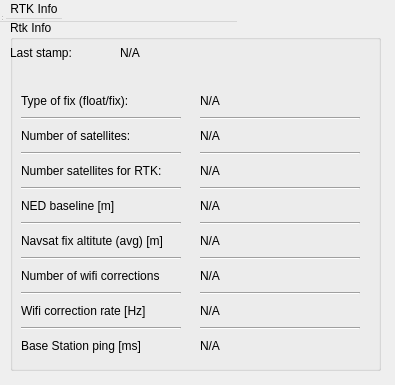
Before: the Qt Designer form rqt_gps_rtk_plugin/resource/gps_rtk_plugin.ui in ethz-asl/mav_rtk_gps, drawn with Qt 5.
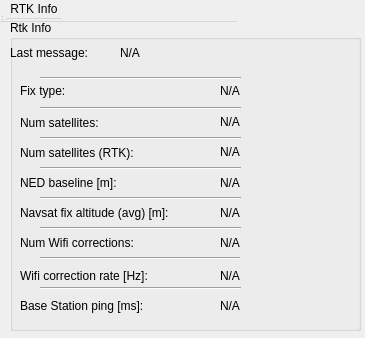
After: the same form once the commit is applied.

Diff of the .ui file:
```diff
--- a/rqt_gps_rtk_plugin/resource/gps_rtk_plugin.ui
+++ b/rqt_gps_rtk_plugin/resource/gps_rtk_plugin.ui
@@ -6,10 +6,16 @@
    <rect>
     <x>0</x>
     <y>0</y>
-    <width>395</width>
-    <height>385</height>
+    <width>365</width>
+    <height>338</height>
    </rect>
   </property>
+  <property name="minimumSize">
+   <size>
+    <width>365</width>
+    <height>338</height>
+   </size>
+  </property>
   <property name="windowTitle">
    <string>GpsRtkInfo</string>
   </property>
@@ -54,395 +60,24 @@
     <rect>
      <x>10</x>
      <y>20</y>
-     <width>371</width>
-     <height>351</height>
+     <width>351</width>
+     <height>311</height>
     </rect>
    </property>
    <property name="title">
     <string>Rtk Info</string>
    </property>
-   <widget class="QWidget" name="gridLayoutWidget">
-    <property name="geometry">
-     <rect>
-      <x>0</x>
-      <y>60</y>
-      <width>361</width>
-      <height>283</height>
-     </rect>
-    </property>
-    <layout class="QGridLayout" name="gridLayout">
-     <item row="3" column="0">
-      <widget class="Line" name="line_4">
-       <property name="orientation">
-        <enum>Qt::Horizontal</enum>
-       </property>
-      </widget>
-     </item>
-     <item row="1" column="2">
-      <widget class="Line" name="line_2">
-       <property name="orientation">
-        <enum>Qt::Horizontal</enum>
-       </property>
-      </widget>
-     </item>
-     <item row="12" column="1">
-      <spacer name="horizontalSpacer_8">
-       <property name="orientation">
-        <enum>Qt::Horizontal</enum>
-       </property>
-       <property name="sizeType">
-        <enum>QSizePolicy::Fixed</enum>
-       </property>
-       <property name="sizeHint" stdset="0">
-        <size>
-         <width>13</width>
-         <height>22</height>
-        </size>
-       </property>
-      </spacer>
-     </item>
-     <item row="5" column="2">
-      <widget class="Line" name="line_5">
-       <property name="orientation">
-        <enum>Qt::Horizontal</enum>
-       </property>
-      </widget>
-     </item>
-     <item row="3" column="2">
-      <widget class="Line" name="line_3">
-       <property name="orientation">
-        <enum>Qt::Horizontal</enum>
-       </property>
-      </widget>
-     </item>
-     <item row="6" column="1">
-      <spacer name="horizontalSpacer_5">
-       <property name="orientation">
-        <enum>Qt::Horizontal</enum>
-       </property>
-       <property name="sizeType">
-        <enum>QSizePolicy::Fixed</enum>
-       </property>
-       <property name="sizeHint" stdset="0">
-        <size>
-         <width>13</width>
-         <height>22</height>
-        </size>
-       </property>
-      </spacer>
-     </item>
-     <item row="7" column="2">
-      <widget class="Line" name="line_9">
-       <property name="orientation">
-        <enum>Qt::Horizontal</enum>
-       </property>
-      </widget>
-     </item>
-     <item row="9" column="2">
-      <widget class="Line" name="line_6">
-       <property name="orientation">
-        <enum>Qt::Horizontal</enum>
-       </property>
-      </widget>
-     </item>
-     <item row="11" column="2">
-      <widget class="Line" name="line_7">
-       <property name="orientation">
-        <enum>Qt::Horizontal</enum>
-       </property>
-      </widget>
-     </item>
-     <item row="10" column="1">
-      <spacer name="horizontalSpacer_7">
-       <property name="orientation">
-        <enum>Qt::Horizontal</enum>
-       </property>
-       <property name="sizeType">
-        <enum>QSizePolicy::Fixed</enum>
-       </property>
-       <property name="sizeHint" stdset="0">
-        <size>
-         <width>13</width>
-         <height>22</height>
-        </size>
-       </property>
-      </spacer>
-     </item>
-     <item row="8" column="0">
-      <widget class="QLabel" name="label_navsatFixAlt_description">
-       <property name="text">
-        <string>Navsat fix altitute (avg) [m]</string>
-       </property>
-      </widget>
-     </item>
-     <item row="12" column="2">
-      <widget class="QLabel" name="label_rateWifiCorrections">
-       <property name="text">
-        <string>N/A</string>
-       </property>
-      </widget>
-     </item>
-     <item row="8" column="2">
-      <widget class="QLabel" name="label_navsatFixAlt">
-       <property name="text">
-        <string>N/A</string>
-       </property>
-      </widget>
-     </item>
-     <item row="8" column="1">
-      <spacer name="horizontalSpacer_6">
-       <property name="orientation">
-        <enum>Qt::Horizontal</enum>
-       </property>
-       <property name="sizeType">
-        <enum>QSizePolicy::Fixed</enum>
-       </property>
-       <property name="sizeHint" stdset="0">
-        <size>
-         <width>13</width>
-         <height>22</height>
-        </size>
-       </property>
-      </spacer>
-     </item>
-     <item row="14" column="2">
-      <widget class="QLabel" name="label_pingBaseStation">
-       <property name="text">
-        <string>N/A</string>
-       </property>
-      </widget>
-     </item>
-     <item row="6" column="0">
-      <widget class="QLabel" name="label_baseline_description">
-       <property name="text">
-        <string>NED baseline [m]</string>
-       </property>
-      </widget>
-     </item>
-     <item row="1" column="0">
-      <widget class="Line" name="line">
-       <property name="orientation">
-        <enum>Qt::Horizontal</enum>
-       </property>
-      </widget>
-     </item>
-     <item row="4" column="0">
-      <widget class="QLabel" name="label_numRtkSatellites_description">
-       <property name="text">
-        <string>Number satellites for RTK:</string>
-       </property>
-      </widget>
-     </item>
-     <item row="4" column="1">
-      <spacer name="horizontalSpacer_4">
-       <property name="orientation">
-        <enum>Qt::Horizontal</enum>
-       </property>
-       <property name="sizeType">
-        <enum>QSizePolicy::Fixed</enum>
-       </property>
-       <property name="sizeHint" stdset="0">
-        <size>
-         <width>13</width>
-         <height>22</height>
-        </size>
-       </property>
-      </spacer>
-     </item>
-     <item row="0" column="1">
-      <spacer name="horizontalSpacer_2">
-       <property name="orientation">
-        <enum>Qt::Horizontal</enum>
-       </property>
-       <property name="sizeType">
-        <enum>QSizePolicy::Fixed</enum>
-       </property>
-       <property name="sizeHint" stdset="0">
-        <size>
-         <width>13</width>
-         <height>22</height>
-        </size>
-       </property>
-      </spacer>
-     </item>
-     <item row="10" column="2">
-      <widget class="QLabel" name="label_numWifiCorrections">
-       <property name="text">
-        <string>N/A</string>
-       </property>
-      </widget>
-     </item>
-     <item row="2" column="0">
-      <widget class="QLabel" name="label_numSatellites_description">
-       <property name="text">
-        <string>Number of satellites:</string>
-       </property>
-      </widget>
-     </item>
-     <item row="14" column="0">
-      <widget class="QLabel" name="label_pingBaseStation_description">
-       <property name="text">
-        <string>Base Station ping [ms]</string>
-       </property>
-      </widget>
-     </item>
-     <item row="2" column="1">
-      <spacer name="horizontalSpacer_3">
-       <property name="orientation">
-        <enum>Qt::Horizontal</enum>
-       </property>
-       <property name="sizeType">
-        <enum>QSizePolicy::Fixed</enum>
-       </property>
-       <property name="sizeHint" stdset="0">
-        <size>
-         <width>13</width>
-         <height>22</height>
-        </size>
-       </property>
-      </spacer>
-     </item>
-     <item row="6" column="2">
-      <widget class="QLabel" name="label_baseline">
-       <property name="text">
-        <string>N/A</string>
-       </property>
-      </widget>
-     </item>
-     <item row="0" column="0">
-      <widget class="QLabel" name="label_fixType_description">
-       <property name="text">
-        <string>Type of fix (float/fix):</string>
-       </property>
-      </widget>
-     </item>
-     <item row="2" column="2">
-      <widget class="QLabel" name="label_numSatellites">
-       <property name="text">
-        <string>N/A</string>
-       </property>
-      </widget>
-     </item>
-     <item row="10" column="0">
-      <widget class="QLabel" name="label_numWifiCorrections_description">
-       <property name="text">
-        <string>Number of wifi corrections</string>
-       </property>
-      </widget>
-     </item>
-     <item row="0" column="2">
-      <widget class="QLabel" name="label_fixType">
-       <property name="styleSheet">
-        <string notr="true"/>
-       </property>
-       <property name="text">
-        <string>N/A</string>
-       </property>
-      </widget>
-     </item>
-     <item row="12" column="0">
-      <widget class="QLabel" name="label_rateWifiCorrections_description">
-       <property name="text">
-        <string>Wifi correction rate [Hz]</string>
-       </property>
-      </widget>
-     </item>
-     <item row="14" column="1">
-      <spacer name="horizontalSpacer_9">
-       <property name="orientation">
-        <enum>Qt::Horizontal</enum>
-       </property>
-       <property name="sizeType">
-        <enum>QSizePolicy::Fixed</enum>
-       </property>
-       <property name="sizeHint" stdset="0">
-        <size>
-         <width>13</width>
-         <height>22</height>
-        </size>
-       </property>
-      </spacer>
-     </item>
-     <item row="13" column="2">
-      <widget class="Line" name="line_17">
-       <property name="orientation">
-        <enum>Qt::Horizontal</enum>
-       </property>
-      </widget>
-     </item>
-     <item row="13" column="0">
-      <widget class="Line" name="line_10">
-       <property name="orientation">
-        <enum>Qt::Horizontal</enum>
-       </property>
-      </widget>
-     </item>
-     <item row="7" column="0">
-      <widget class="Line" name="line_14">
-       <property name="orientation">
-        <enum>Qt::Horizontal</enum>
-       </property>
-      </widget>
-     </item>
-     <item row="9" column="0">
-      <widget class="Line" name="line_13">
-       <property name="orientation">
-        <enum>Qt::Horizontal</enum>
-       </property>
-      </widget>
-     </item>
-     <item row="11" column="0">
-      <widget class="Line" name="line_8">
-       <property name="orientation">
-        <enum>Qt::Horizontal</enum>
-       </property>
-      </widget>
-     </item>
-     <item row="5" column="0">
-      <widget class="Line" name="line_11">
-       <property name="orientation">
-        <enum>Qt::Horizontal</enum>
-       </property>
-      </widget>
-     </item>
-     <item row="4" column="2">
-      <layout class="QHBoxLayout" name="horizontalLayout">
-       <item>
-        <widget class="QLabel" name="label_numRtkSatellites">
-         <property name="text">
-          <string>N/A</string>
-         </property>
-        </widget>
-       </item>
-       <item>
-        <widget class="QLabel" name="label_dummy">
-         <property name="text">
-          <string/>
-         </property>
-        </widget>
-       </item>
-       <item>
-        <widget class="QLabel" name="label_numRtkSatellites_indicator">
-         <property name="text">
-          <string/>
-         </property>
-        </widget>
-       </item>
-      </layout>
-     </item>
-    </layout>
-   </widget>
    <widget class="QLabel" name="label_nodeStatus_description">
     <property name="geometry">
      <rect>
       <x>0</x>
       <y>20</y>
-      <width>121</width>
+      <width>101</width>
       <height>25</height>
      </rect>
     </property>
     <property name="text">
-     <string>Last stamp:</string>
+     <string>Last message:</string>
     </property>
    </widget>
    <widget class="QLabel" name="label_nodeStatus">
@@ -461,6 +96,365 @@
      <string>N/A</string>
     </property>
    </widget>
+   <widget class="QLabel" name="label_fixType_description">
+    <property name="geometry">
+     <rect>
+      <x>10</x>
+      <y>60</y>
+      <width>61</width>
+      <height>22</height>
+     </rect>
+    </property>
+    <property name="sizePolicy">
+     <sizepolicy hsizetype="Fixed" vsizetype="Preferred">
+      <horstretch>0</horstretch>
+      <verstretch>0</verstretch>
+     </sizepolicy>
+    </property>
+    <property name="text">
+     <string>Fix type:</string>
+    </property>
+   </widget>
+   <widget class="QLabel" name="label_fixType">
+    <property name="geometry">
+     <rect>
+      <x>210</x>
+      <y>60</y>
+      <width>51</width>
+      <height>22</height>
+     </rect>
+    </property>
+    <property name="sizePolicy">
+     <sizepolicy hsizetype="Fixed" vsizetype="Preferred">
+      <horstretch>0</horstretch>
+      <verstretch>0</verstretch>
+     </sizepolicy>
+    </property>
+    <property name="styleSheet">
+     <string notr="true"/>
+    </property>
+    <property name="text">
+     <string>N/A</string>
+    </property>
+   </widget>
+   <widget class="QLabel" name="label_numSatellites_description">
+    <property name="geometry">
+     <rect>
+      <x>10</x>
+      <y>90</y>
+      <width>101</width>
+      <height>26</height>
+     </rect>
+    </property>
+    <property name="text">
+     <string>Num satellites:</string>
+    </property>
+   </widget>
+   <widget class="QLabel" name="label_numSatellites">
+    <property name="geometry">
+     <rect>
+      <x>210</x>
+      <y>90</y>
+      <width>51</width>
+      <height>24</height>
+     </rect>
+    </property>
+    <property name="text">
+     <string>N/A</string>
+    </property>
+   </widget>
+   <widget class="QLabel" name="label_numRtkSatellites_description">
+    <property name="geometry">
+     <rect>
+      <x>10</x>
+      <y>120</y>
+      <width>151</width>
+      <height>26</height>
+     </rect>
+    </property>
+    <property name="text">
+     <string>Num satellites (RTK):</string>
+    </property>
+   </widget>
+   <widget class="QLabel" name="label_numRtkSatellites">
+    <property name="geometry">
+     <rect>
+      <x>210</x>
+      <y>120</y>
+      <width>56</width>
+      <height>24</height>
+     </rect>
+    </property>
+    <property name="text">
+     <string>N/A</string>
+    </property>
+   </widget>
+   <widget class="QLabel" name="label_baseline_description">
+    <property name="geometry">
+     <rect>
+      <x>10</x>
+      <y>150</y>
+      <width>121</width>
+      <height>26</height>
+     </rect>
+    </property>
+    <property name="text">
+     <string>NED baseline [m]:</string>
+    </property>
+   </widget>
+   <widget class="QLabel" name="label_baseline">
+    <property name="geometry">
+     <rect>
+      <x>210</x>
+      <y>150</y>
+      <width>131</width>
+      <height>26</height>
+     </rect>
+    </property>
+    <property name="text">
+     <string>N/A</string>
+    </property>
+   </widget>
+   <widget class="QLabel" name="label_navsatFixAlt_description">
+    <property name="geometry">
+     <rect>
+      <x>10</x>
+      <y>180</y>
+      <width>191</width>
+      <height>26</height>
+     </rect>
+    </property>
+    <property name="sizePolicy">
+     <sizepolicy hsizetype="Fixed" vsizetype="Preferred">
+      <horstretch>0</horstretch>
+      <verstretch>0</verstretch>
+     </sizepolicy>
+    </property>
+    <property name="text">
+     <string>Navsat fix altitude (avg) [m]:</string>
+    </property>
+   </widget>
+   <widget class="QLabel" name="label_navsatFixAlt">
+    <property name="geometry">
+     <rect>
+      <x>210</x>
+      <y>180</y>
+      <width>71</width>
+      <height>26</height>
+     </rect>
+    </property>
+    <property name="text">
+     <string>N/A</string>
+    </property>
+   </widget>
+   <widget class="QLabel" name="label_numWifiCorrections_description">
+    <property name="geometry">
+     <rect>
+      <x>10</x>
+      <y>210</y>
+      <width>151</width>
+      <height>26</height>
+     </rect>
+    </property>
+    <property name="text">
+     <string>Num Wifi corrections:</string>
+    </property>
+   </widget>
+   <widget class="QLabel" name="label_numWifiCorrections">
+    <property name="geometry">
+     <rect>
+      <x>210</x>
+      <y>210</y>
+      <width>41</width>
+      <height>26</height>
+     </rect>
+    </property>
+    <property name="text">
+     <string>N/A</string>
+    </property>
+   </widget>
+   <widget class="QLabel" name="label_rateWifiCorrections_description">
+    <property name="geometry">
+     <rect>
+      <x>10</x>
+      <y>240</y>
+      <width>171</width>
+      <height>32</height>
+     </rect>
+    </property>
+    <property name="text">
+     <string>Wifi correction rate [Hz]:</string>
+    </property>
+   </widget>
+   <widget class="QLabel" name="label_rateWifiCorrections">
+    <property name="geometry">
+     <rect>
+      <x>210</x>
+      <y>240</y>
+      <width>61</width>
+      <height>32</height>
+     </rect>
+    </property>
+    <property name="text">
+     <string>N/A</string>
+    </property>
+   </widget>
+   <widget class="QLabel" name="label_pingBaseStation_description">
+    <property name="geometry">
+     <rect>
+      <x>10</x>
+      <y>270</y>
+      <width>161</width>
+      <height>31</height>
+     </rect>
+    </property>
+    <property name="text">
+     <string>Base Station ping [ms]:</string>
+    </property>
+   </widget>
+   <widget class="QLabel" name="label_pingBaseStation">
+    <property name="geometry">
+     <rect>
+      <x>210</x>
+      <y>270</y>
+      <width>51</width>
+      <height>31</height>
+     </rect>
+    </property>
+    <property name="text">
+     <string>N/A</string>
+    </property>
+   </widget>
+   <widget class="QLabel" name="label_numSatellites_indicator">
+    <property name="geometry">
+     <rect>
+      <x>270</x>
+      <y>90</y>
+      <width>71</width>
+      <height>29</height>
+     </rect>
+    </property>
+    <property name="text">
+     <string/>
+    </property>
+   </widget>
+   <widget class="QLabel" name="label_numRtkSatellites_indicator">
+    <property name="geometry">
+     <rect>
+      <x>270</x>
+      <y>120</y>
+      <width>71</width>
+      <height>30</height>
+     </rect>
+    </property>
+    <property name="text">
+     <string/>
+    </property>
+   </widget>
+   <widget class="Line" name="line">
+    <property name="geometry">
+     <rect>
+      <x>30</x>
+      <y>80</y>
+      <width>201</width>
+      <height>16</height>
+     </rect>
+    </property>
+    <property name="orientation">
+     <enum>Qt::Horizontal</enum>
+    </property>
+   </widget>
+   <widget class="Line" name="line_2">
+    <property name="geometry">
+     <rect>
+      <x>30</x>
+      <y>110</y>
+      <width>201</width>
+      <height>16</height>
+     </rect>
+    </property>
+    <property name="orientation">
+     <enum>Qt::Horizontal</enum>
+    </property>
+   </widget>
+   <widget class="Line" name="line_3">
+    <property name="geometry">
+     <rect>
+      <x>30</x>
+      <y>140</y>
+      <width>201</width>
+      <height>16</height>
+     </rect>
+    </property>
+    <property name="orientation">
+     <enum>Qt::Horizontal</enum>
+    </property>
+   </widget>
+   <widget class="Line" name="line_4">
+    <property name="geometry">
+     <rect>
+      <x>30</x>
+      <y>170</y>
+      <width>201</width>
+      <height>16</height>
+     </rect>
+    </property>
+    <property name="orientation">
+     <enum>Qt::Horizontal</enum>
+    </property>
+   </widget>
+   <widget class="Line" name="line_5">
+    <property name="geometry">
+     <rect>
+      <x>30</x>
+      <y>200</y>
+      <width>201</width>
+      <height>16</height>
+     </rect>
+    </property>
+    <property name="orientation">
+     <enum>Qt::Horizontal</enum>
+    </property>
+   </widget>
+   <widget class="Line" name="line_6">
+    <property name="geometry">
+     <rect>
+      <x>30</x>
+      <y>230</y>
+      <width>200</width>
+      <height>16</height>
+     </rect>
+    </property>
+    <property name="orientation">
+     <enum>Qt::Horizontal</enum>
+    </property>
+   </widget>
+   <widget class="Line" name="line_7">
+    <property name="geometry">
+     <rect>
+      <x>30</x>
+      <y>260</y>
+      <width>201</width>
+      <height>16</height>
+     </rect>
+    </property>
+    <property name="orientation">
+     <enum>Qt::Horizontal</enum>
+    </property>
+   </widget>
+   <widget class="Line" name="line_8">
+    <property name="geometry">
+     <rect>
+      <x>30</x>
+      <y>50</y>
+      <width>201</width>
+      <height>16</height>
+     </rect>
+    </property>
+    <property name="orientation">
+     <enum>Qt::Horizontal</enum>
+    </property>
+   </widget>
   </widget>
  </widget>
  <layoutdefault spacing="6" margin="11"/>
```
